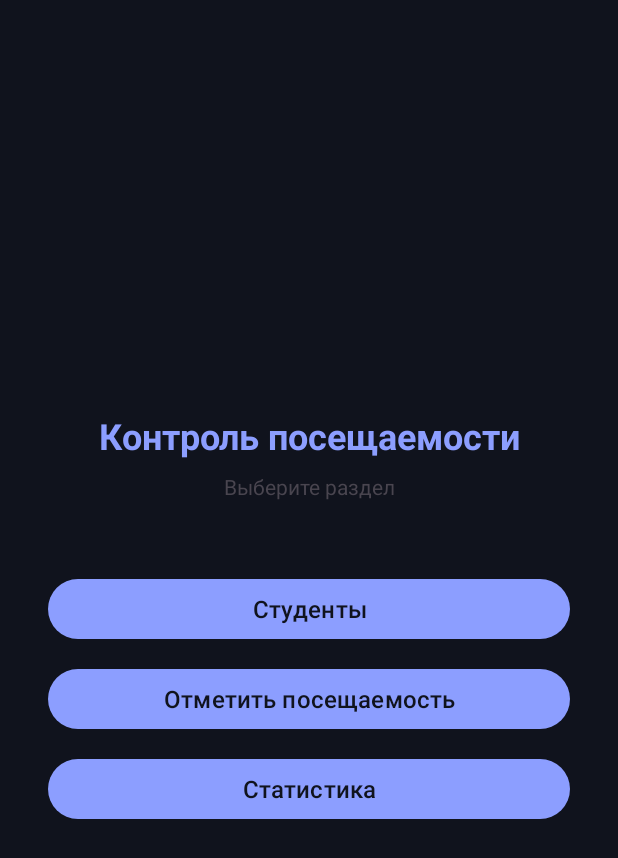
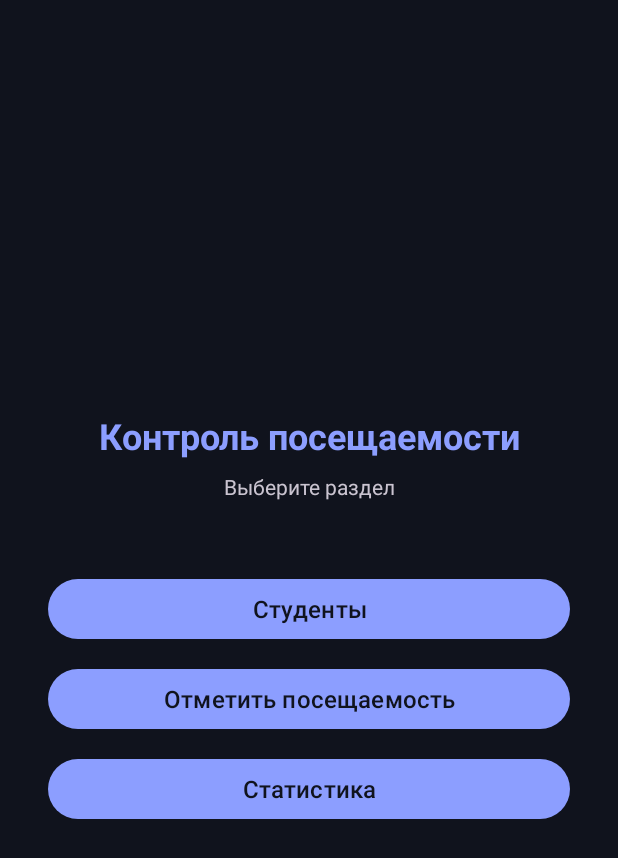
Before and after one commit to EvaElife1/AttendanceControl, an Android app: the MainActivity screen opened directly, with no data from a screen before it, on a phone screen of 412 x 824 dp. Shown: the top 858 px of the screen. Run offline under Robolectric (Android 15) with nearby library versions, the phone set to English and light mode, and no system bars.

Commit message:
Apply dark theme and add logout

```diff
--- a/app/src/main/res/values/themes.xml
+++ b/app/src/main/res/values/themes.xml
@@ -1,48 +1,40 @@
 <resources>
-    <style name="Base.Theme.AttendanceControl" parent="Theme.Material3.Light.NoActionBar">
-        <!-- Primary brand color -->
+    <style name="Base.Theme.AttendanceControl" parent="Theme.Material3.Dark.NoActionBar">
         <item name="colorPrimary">@color/indigo_500</item>
-        <item name="colorPrimaryDark">@color/indigo_900</item>
+        <item name="colorPrimaryDark">@color/background</item>
         <item name="colorPrimaryContainer">@color/indigo_100</item>
         <item name="colorOnPrimary">@color/on_primary</item>
         <item name="colorOnPrimaryContainer">@color/indigo_900</item>
 
-        <!-- Secondary / accent -->
         <item name="colorSecondary">@color/amber_600</item>
         <item name="colorSecondaryContainer">@color/amber_200</item>
-        <item name="colorOnSecondary">@color/on_background</item>
+        <item name="colorOnSecondary">@color/background</item>
 
-        <!-- Backgrounds -->
         <item name="android:colorBackground">@color/background</item>
         <item name="colorSurface">@color/surface</item>
         <item name="colorSurfaceVariant">@color/surface_variant</item>
         <item name="colorOnBackground">@color/on_background</item>
         <item name="colorOnSurface">@color/on_surface</item>
 
-        <!-- Status bar прозрачный — контент сам управляет отступом через fitsSystemWindows -->
-        <item name="android:statusBarColor">@android:color/transparent</item>
-        <item name="android:windowTranslucentStatus">false</item>
+        <item name="android:statusBarColor">@color/background</item>
+        <item name="android:navigationBarColor">@color/background</item>
         <item name="android:windowLightStatusBar">false</item>
-
-        <!-- Error -->
+        <item name="android:windowLightNavigationBar">false</item>
         <item name="colorError">@color/error</item>
     </style>
 
     <style name="Theme.AttendanceControl" parent="Base.Theme.AttendanceControl" />
 
-    <!-- Стиль заголовка экрана -->
     <style name="TextAppearance.App.ScreenTitle" parent="TextAppearance.Material3.HeadlineSmall">
         <item name="android:textColor">@color/indigo_900</item>
         <item name="android:textStyle">bold</item>
     </style>
 
-    <!-- Стиль основной кнопки -->
     <style name="Widget.App.Button.Primary" parent="Widget.Material3.Button">
         <item name="backgroundTint">@color/indigo_500</item>
         <item name="android:textColor">@color/on_primary</item>
     </style>
 
-    <!-- Стиль кнопки удаления -->
     <style name="Widget.App.Button.Delete" parent="Widget.Material3.Button">
         <item name="backgroundTint">@color/delete_button</item>
         <item name="android:textColor">@color/delete_button_text</item>
```
